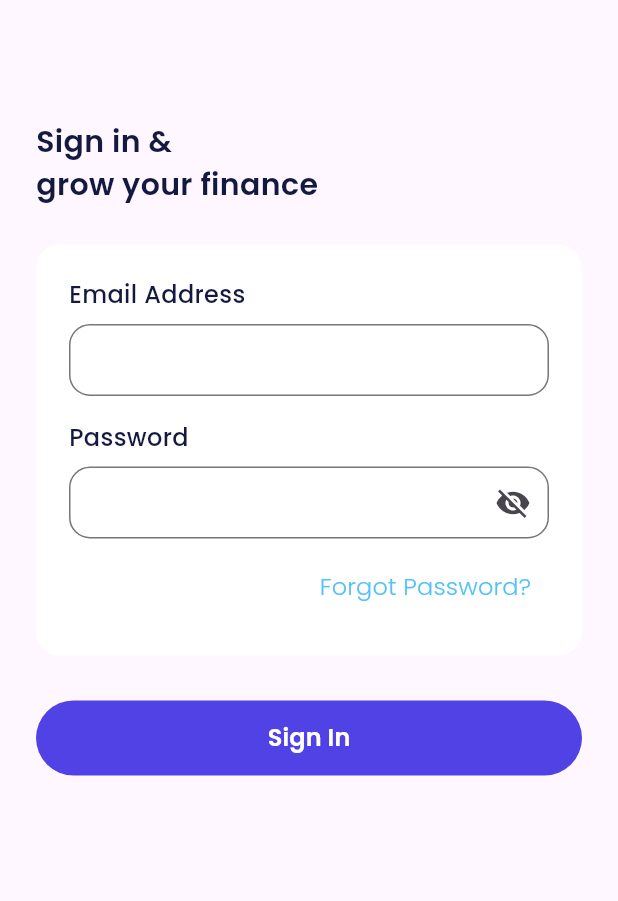
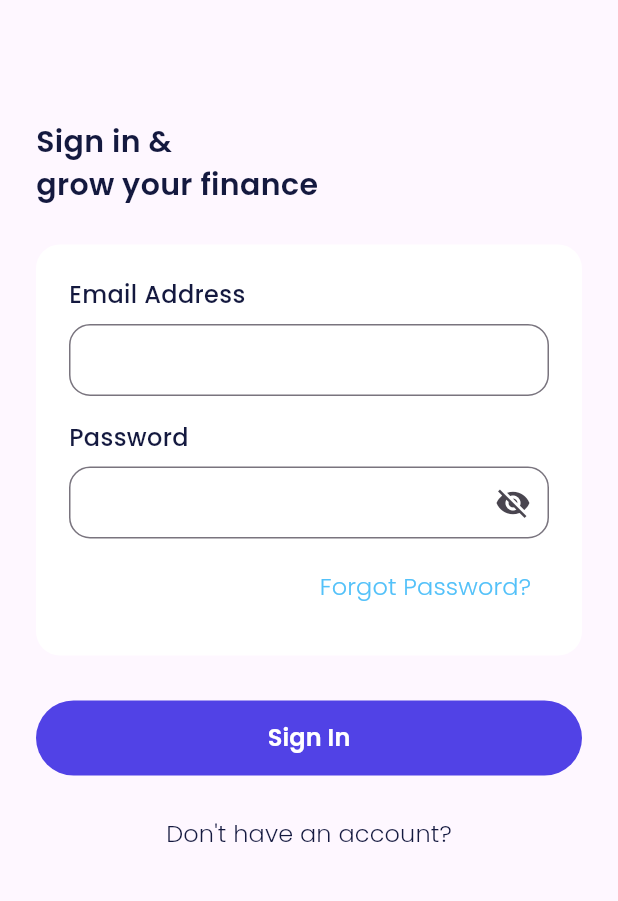
Before and after one commit to difadlyaulhaq/seamless-ewallet, a Flutter app: the LoginPage screen opened by its route, on a phone screen of 412 x 824 dp, the part 225-1126 px from its top. Run offline on Flutter 3.47's test engine with Material 3 defaults, Android fonts, the phone set to English and light mode, and no system bars; our stand-ins replace carousel_slider, firebase_core, go_router, google_fonts; accounts and stored records are empty.

Commit message:
Update Sign In button and add "Don't have an account?" prompt for better user guidance

```diff
--- a/lib/ui/pages/sign_in.dart
+++ b/lib/ui/pages/sign_in.dart
@@ -141,7 +141,21 @@ class _LoginPageState extends State<LoginPage> {
                 ),
               ),
             ),
-    )
+          ),
+          const SizedBox(height: 15),
+         TextButton(
+            onPressed: () {
+              context.go('/sign-up'); // Ganti dengan route yang sesuai
+            },
+            child: Text(
+              "Don't have an account?",
+              style: blackTextStyle.copyWith(
+                fontSize: 16,
+                fontWeight: light,
+              ),
+              textAlign: TextAlign.center,
+            ),
+          ),
         ],
       ),
     );
```
Lines whose indentation alone changed are shown as unchanged.
